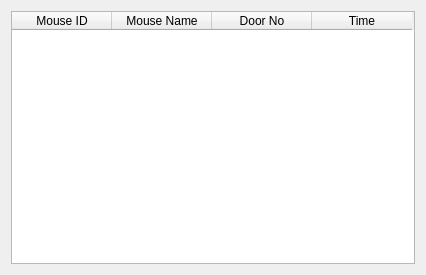
The window that Python/gui/doorwin.ui (yagarwal123/autonomouse) describes before a commit, drawn with Qt 5.
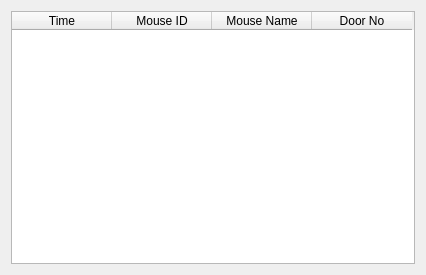
The same window after the commit.

What changed in the file:
```diff
--- a/Python/gui/doorwin.ui
+++ b/Python/gui/doorwin.ui
@@ -16,6 +16,11 @@
   <layout class="QGridLayout" name="gridLayout">
    <item row="0" column="0">
     <widget class="QTableWidget" name="tableWidget">
+     <column>
+      <property name="text">
+       <string>Time</string>
+      </property>
+     </column>
      <column>
       <property name="text">
        <string>Mouse ID</string>
@@ -31,11 +36,6 @@
        <string>Door No</string>
       </property>
      </column>
-     <column>
-      <property name="text">
-       <string>Time</string>
-      </property>
-     </column>
     </widget>
    </item>
   </layout>
```
